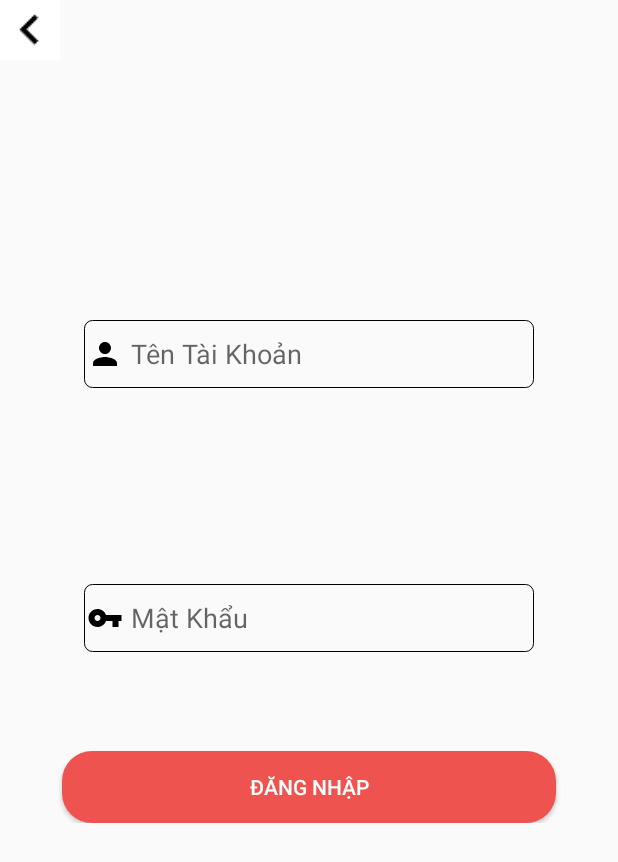
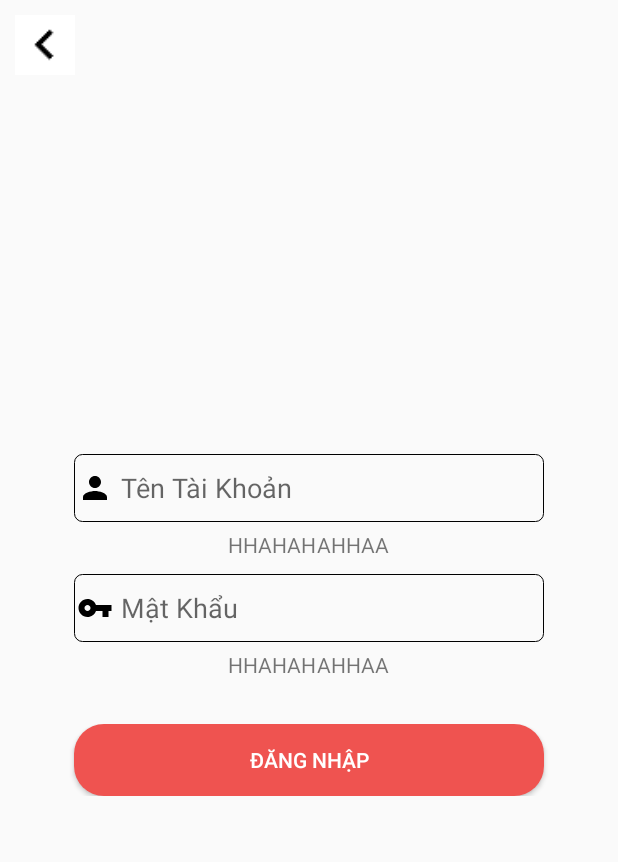
Before and after one commit to LiamNguyen/DrQMuller-AndroidProject, an Android app: the screen it shows after launch (RegisterActivity), after a tap on "ĐĂNG KÝ", on a phone screen of 412 x 824 dp. Shown: the top 862 px of the screen. Run offline under Robolectric (Android 15) with nearby library versions, the phone set to English and light mode, and no system bars.

Commit message:
icare app without design libary

```diff
--- a/iCareApp/app/build.gradle
+++ b/iCareApp/app/build.gradle
@@ -22,5 +22,5 @@ dependencies {
     compile fileTree(dir: 'libs', include: ['*.jar'])
     testCompile 'junit:junit:4.12'
     compile 'com.android.support:appcompat-v7:24.2.1'
-
+    compile 'com.android.support:design:24.2.1'
 }
--- a/iCareApp/app/src/main/java/com/example/admin/icareapp/InfoFragment.java
+++ b/iCareApp/app/src/main/java/com/example/admin/icareapp/InfoFragment.java
@@ -13,6 +13,13 @@ import android.widget.ImageButton;
  */
 
 public class InfoFragment extends Fragment implements View.OnClickListener{
+    private final String first_name_requirement = "[a-zA-Z]+";
+    private final String last_name_requirement = "[a-zA-Z]+";
+    private final String email_requirement = "[\\w]+@[^@]*[^@]$";
+    private final String phone_requirement = "\\d{1,16}";
+    private final String address_requirement = "\\w+";
+
+
     @Override
     public View onCreateView(LayoutInflater inflater, ViewGroup container, Bundle savedInstanceState){
         View view = inflater.inflate(R.layout.fragment_info, container, false);
--- a/iCareApp/app/src/main/java/com/example/admin/icareapp/RegisterActivity.java
+++ b/iCareApp/app/src/main/java/com/example/admin/icareapp/RegisterActivity.java
@@ -3,7 +3,7 @@ package com.example.admin.icareapp;
 import android.app.FragmentTransaction;
 import android.os.Bundle;
 import android.support.v7.app.AppCompatActivity;
-
+import android.view.WindowManager;
 /**
  * Created by ADMIN on 17-Oct-16.
  */
--- a/iCareApp/app/src/main/java/com/example/admin/icareapp/RegisterFragment.java
+++ b/iCareApp/app/src/main/java/com/example/admin/icareapp/RegisterFragment.java
@@ -32,7 +32,6 @@ public class RegisterFragment extends Fragment implements View.OnClickListener{
     public void onClick(View v) {
         switch(v.getId()){
             case R.id.wel_sign_in_button:
-                System.out.println("Pressing");
                 frag_transaction = getFragmentManager().beginTransaction();
                 frag_transaction.replace(R.id.wel_fragment_container, new SignInFragment());
                 frag_transaction.addToBackStack(null);
--- a/iCareApp/app/src/main/java/com/example/admin/icareapp/SignUpFragment.java
+++ b/iCareApp/app/src/main/java/com/example/admin/icareapp/SignUpFragment.java
@@ -1,25 +1,30 @@
 package com.example.admin.icareapp;
 
 import android.app.Fragment;
+import android.app.FragmentTransaction;
 import android.os.Bundle;
 import android.text.Editable;
 import android.text.TextWatcher;
 import android.view.LayoutInflater;
 import android.view.View;
 import android.view.ViewGroup;
+import android.view.WindowManager;
 import android.widget.Button;
 import android.widget.EditText;
 import android.widget.ImageButton;
+import android.widget.RelativeLayout;
 
 /**
  * Created by ADMIN on 19-Oct-16.
  */
 
-public class SignUpFragment extends Fragment implements View.OnClickListener, DatabaseObserver, TextWatcher {
-    private final String login_in_requirement = "^[^.-@].{4,62}[^.-@]$";
-    private final String password_requirement = "^[^\\s](?=.*\\d)(?=.*[a-zA-Z])(?=.*[^\\w]).{6,253}[^\\s]$";
+public class SignUpFragment extends Fragment implements View.OnClickListener, View.OnFocusChangeListener, DatabaseObserver, TextWatcher {
+    private final String login_in_requirement = "^[^.\\-@](?!.*\\s).{4,62}[^.\\-@]$";
+    private final String password_requirement = "^[^\\s](?=.*[\\d\\W])(?=.*[a-zA-Z]).{6,253}[^\\s]$";
+    private FragmentTransaction frag_transaction;
     private EditText login_id;
     private EditText password;
+    private RelativeLayout su_header;
     private boolean validID, validPW;
 
     @Override
@@ -33,10 +38,12 @@ public class SignUpFragment extends Fragment implements View.OnClickListener, Da
         Button sign_in_button = (Button) view.findViewById(R.id.su_sign_up_button);
         login_id = (EditText) view.findViewById(R.id.su_login_id_input);
         password = (EditText) view.findViewById(R.id.su_password_input);
+        su_header = (RelativeLayout) view.findViewById(R.id.su_header);
 
         back_button.setOnClickListener(this);
         sign_in_button.setOnClickListener(this);
         //login_id.setOnFocusChangeListener(this);
+        //password.setOnFocusChangeListener(this);
         login_id.addTextChangedListener(this);
         password.addTextChangedListener(this);
 
@@ -62,14 +69,18 @@ public class SignUpFragment extends Fragment implements View.OnClickListener, Da
     public void update(Object o) {
         String status = (String) o;
 
-        if (status.equals("0")) {
+        if (status.equals("NotExist")) {
             login_id.setCompoundDrawablesWithIntrinsicBounds(R.drawable.ic_person_black_24dp, 0, R.drawable.ic_verified_user_black_24dp, 0);
             validID = true;
-        } else if (status.equals("1")){
+        } else if (status.equals("Exist")){
             login_id.setCompoundDrawablesWithIntrinsicBounds(R.drawable.ic_person_black_24dp, 0, R.drawable.ic_error_outline_black_24dp, 0);
             validID = false;
         } else if (status.equals("Inserted")){
             System.out.println("Instert successfully");
+            frag_transaction = getFragmentManager().beginTransaction();
+            frag_transaction.replace(R.id.wel_fragment_container, new InfoFragment());
+            frag_transaction.addToBackStack(null);
+            frag_transaction.commit();
         } else if (status.equals("Failed")){
             System.out.println("Insert failed");
         }
@@ -84,7 +95,7 @@ public class SignUpFragment extends Fragment implements View.OnClickListener, Da
     //Check user input by input to see whether it meets the requirements of login id or password
     @Override
     public void onTextChanged(CharSequence s, int start, int before, int count) {
-        if (login_id.getText().hashCode() == s.hashCode()){
+        if (login_id.getText().hashCode() == s.hashCode()){ //Check username
             String username = s.toString();
             username.trim();
             if (!username.equals("")){
@@ -99,7 +110,7 @@ public class SignUpFragment extends Fragment implements View.OnClickListener, Da
                 login_id.setCompoundDrawablesWithIntrinsicBounds(R.drawable.ic_person_black_24dp, 0, 0, 0);
                 validID = false;
             }
-        } else if (password.getText().hashCode() == s.hashCode()){
+        } else if (password.getText().hashCode() == s.hashCode()){ //Check password
             String pw = s.toString();
             pw.trim();
             if (!pw.equals("")){
@@ -123,4 +134,12 @@ public class SignUpFragment extends Fragment implements View.OnClickListener, Da
     public void afterTextChanged(Editable s) {
 
     }
+
+    @Override
+    public void onFocusChange(View v, boolean hasFocus) {
+        if (hasFocus){
+            su_header.setVisibility(View.GONE);
+        }else
+            su_header.setVisibility(View.VISIBLE);
+    }
 }
--- a/iCareApp/app/src/main/res/layout/activity_welcome.xml
+++ b/iCareApp/app/src/main/res/layout/activity_welcome.xml
@@ -4,6 +4,4 @@
     android:id="@+id/wel_fragment_container"
     android:layout_width="match_parent"
     android:layout_height="match_parent">
-
-
 </FrameLayout>
--- a/iCareApp/app/src/main/res/layout/fragment_info.xml
+++ b/iCareApp/app/src/main/res/layout/fragment_info.xml
@@ -26,12 +26,26 @@
         android:text="Ten"
         android:ems="10" />
 
+    <LinearLayout
+        android:layout_width="match_parent"
+        android:layout_height="wrap_content"></LinearLayout>
+
+    <EditText
+        android:layout_width="match_parent"
+        android:layout_height="wrap_content"
+        android:inputType="date"
+        android:ems="10"
+        android:id="@+id/editText"
+        android:text="Ngay sinh" />
+
+
     <EditText
         android:layout_width="match_parent"
         android:layout_height="wrap_content"
         android:inputType="phone"
         android:ems="10"
-        android:text="sdt" />
+        android:text="sdt"
+        android:visibility="visible" />
 
     <EditText
         android:layout_width="match_parent"
--- a/iCareApp/app/src/main/res/layout/fragment_sign_in.xml
+++ b/iCareApp/app/src/main/res/layout/fragment_sign_in.xml
@@ -55,6 +55,7 @@
         android:weightSum="1"
         android:layout_below="@+id/si_password_input"
         android:layout_marginTop="66dp"
+        android:layout_alignParentBottom="true"
         android:layout_centerInParent="true">
 
         <Button
--- a/iCareApp/app/src/main/res/layout/fragment_sign_up.xml
+++ b/iCareApp/app/src/main/res/layout/fragment_sign_up.xml
@@ -1,10 +1,22 @@
 <?xml version="1.0" encoding="utf-8"?>
-<RelativeLayout
+<ScrollView
     xmlns:android="http://schemas.android.com/apk/res/android"
     xmlns:app="http://schemas.android.com/apk/res-auto"
     android:layout_width="match_parent"
-    android:layout_height="match_parent">
+    android:layout_height="match_parent"
+    android:fillViewport="true">
 
+    <RelativeLayout
+        android:layout_width="match_parent"
+        android:layout_height="wrap_content"
+        android:padding="10dp">
+
+        <RelativeLayout
+            android:layout_width="match_parent"
+            android:layout_height="wrap_content"
+            android:layout_above="@+id/su_main"
+            android:layout_alignParentTop="true"
+            android:id="@+id/su_header">
             <ImageButton
                 android:id="@+id/su_back_button"
                 android:layout_width="40dp"
@@ -15,48 +27,92 @@
                 android:layout_alignParentStart="true"
                 android:layout_alignParentTop="true"
                 android:scaleType="fitXY" />
+        </RelativeLayout>
 
+        <LinearLayout
+            android:id="@+id/su_main"
+            android:layout_width="match_parent"
+            android:layout_height="wrap_content"
+            android:layout_centerVertical="true"
+            android:orientation="vertical">
+            <LinearLayout
+                android:id="@+id/su_input_container"
+                android:layout_width="match_parent"
+                android:layout_height="wrap_content"
+                android:layout_marginTop="10dp"
+                android:orientation="vertical">
+                <LinearLayout
+                    android:layout_width="match_parent"
+                    android:layout_height="wrap_content"
+                    android:orientation="horizontal"
+                    android:gravity="center_horizontal"
+                    android:weightSum="1">
                     <EditText
                         android:id="@+id/su_login_id_input"
                         android:background="@drawable/edit_text_style"
-        android:layout_width="300dp"
+                        android:layout_width="0dp"
                         android:layout_height="45dp"
+                        android:layout_weight="0.8"
                         android:inputType="textPersonName"
                         android:hint="@string/username_input_hint"
                         android:ems="10"
                         android:drawableStart="@drawable/ic_person_black_24dp"
                         android:drawablePadding="5dp"
                         android:padding="2dp"
-        android:elevation="4dp"
-        android:layout_marginTop="173dp"
-        android:layout_below="@+id/su_back_button"
-        android:layout_alignStart="@+id/su_password_input" />
+                        android:elevation="4dp"/>
+                </LinearLayout>
+                <TextView
+                    android:layout_width="wrap_content"
+                    android:layout_height="wrap_content"
+                    android:layout_marginTop="5dp"
+                    android:layout_gravity="center_horizontal"
+                    android:visibility="visible"
+                    android:text="HHAHAHAHHAA"/>
+            </LinearLayout>
 
+            <LinearLayout
+                android:id="@+id/su_password_container"
+                android:layout_width="match_parent"
+                android:layout_height="wrap_content"
+                android:layout_marginTop="10dp"
+                android:orientation="vertical">
+                <LinearLayout
+                    android:layout_width="match_parent"
+                    android:layout_height="wrap_content"
+                    android:orientation="horizontal"
+                    android:gravity="center_horizontal"
+                    android:weightSum="1">
                     <EditText
                         android:id="@+id/su_password_input"
                         android:background="@drawable/edit_text_style"
-        android:layout_width="300dp"
+                        android:layout_width="0dp"
                         android:layout_height="45dp"
+                        android:layout_weight="0.8"
                         android:inputType="textPassword"
                         android:hint="@string/password_input_hint"
                         android:ems="10"
                         android:drawableStart="@drawable/ic_vpn_key_black_24dp"
                         android:drawablePadding="5dp"
                         android:padding="2dp"
-        android:elevation="4dp"
-        android:layout_centerVertical="true"
-        android:layout_centerHorizontal="true" />
+                        android:elevation="4dp"/>
+                </LinearLayout>
+                <TextView
+                    android:layout_width="wrap_content"
+                    android:layout_height="wrap_content"
+                    android:layout_marginTop="5dp"
+                    android:layout_gravity="center_horizontal"
+                    android:visibility="visible"
+                    android:text="HHAHAHAHHAA"/>
+            </LinearLayout>
 
             <LinearLayout
+                android:id="@+id/su_button_container"
                 android:layout_width="match_parent"
                 android:layout_height="wrap_content"
                 android:orientation="horizontal"
                 android:gravity="center_horizontal"
                 android:weightSum="1"
-        android:layout_below="@+id/su_password_input"
-        android:layout_marginTop="66dp"
-        android:layout_centerInParent="true">
-
+                android:layout_marginTop="30dp">
                 <Button
                     android:id="@+id/su_sign_up_button"
                     android:text="@string/sign_in_button"
@@ -69,5 +125,8 @@
                     android:paddingBottom="3dp"
                     android:elevation="6dp" />
             </LinearLayout>
+        </LinearLayout>
+
 
     </RelativeLayout>
+</ScrollView>
```
Also changed, not shown: iCareApp/app/src/main/AndroidManifest.xml (+4 -6 lines). Lines whose indentation alone changed are shown as unchanged.
